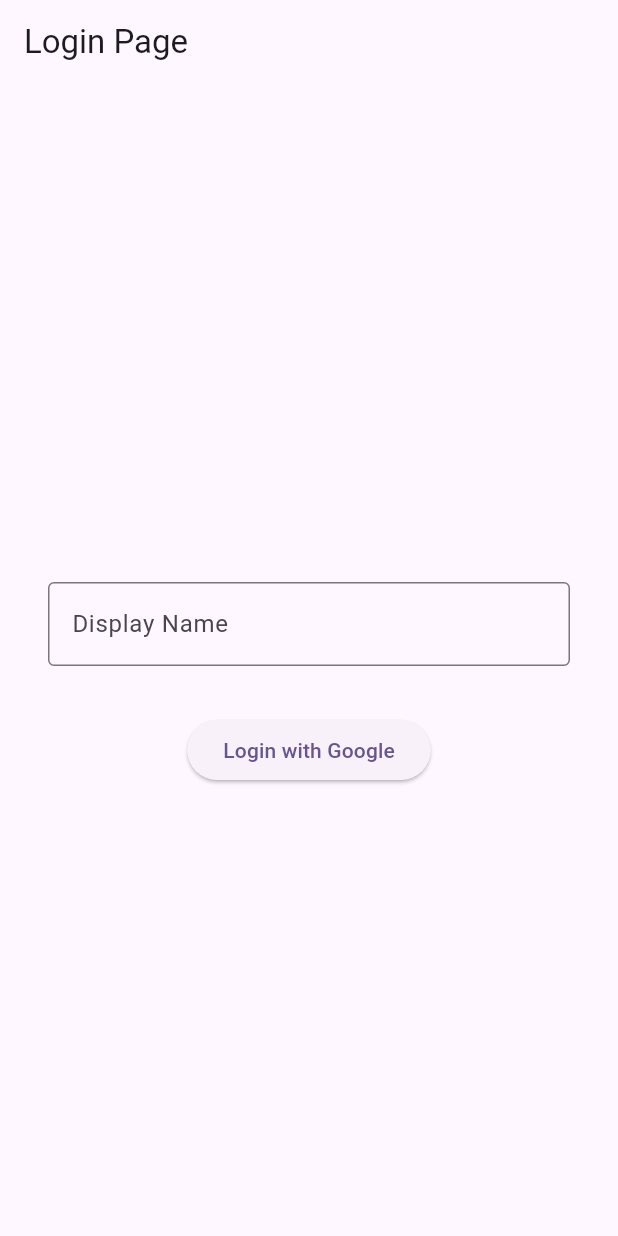
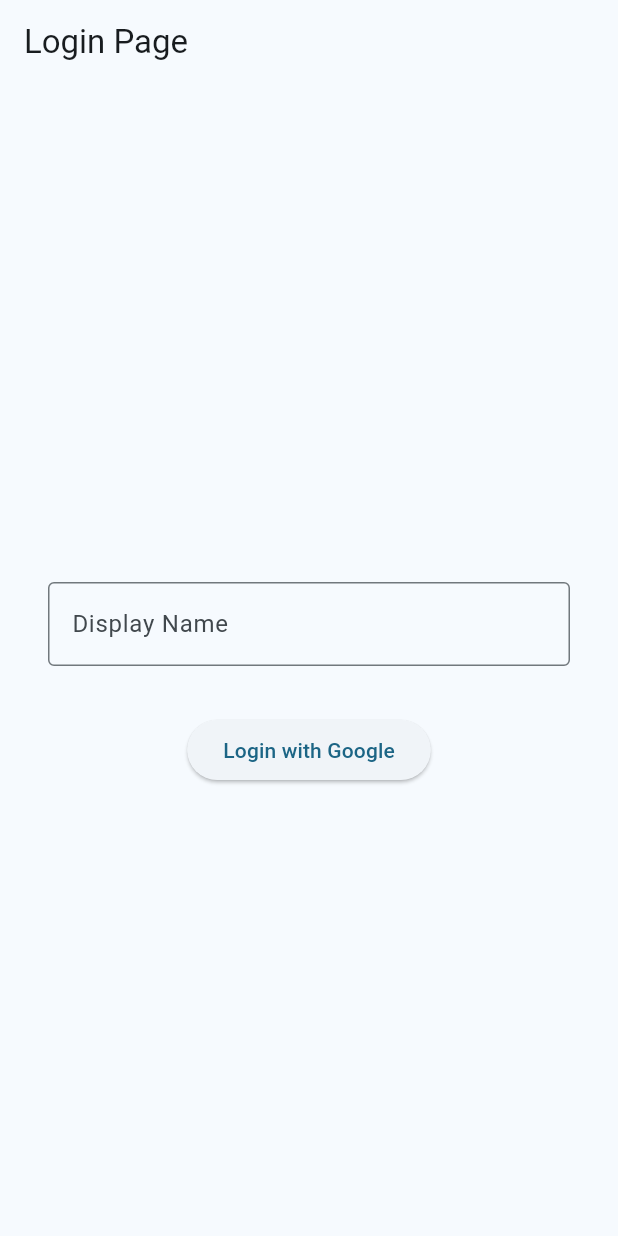
Before and after one commit to claustra01/3TapLive-flutter, a Flutter app: the screen it shows after launch, after a tap on the "account box" icon, on a phone screen of 412 x 824 dp. Run offline on Flutter 3.47's test engine with Material 2 defaults, Android fonts, the phone set to English and light mode, and no system bars; our stand-ins replace firebase_auth, firebase_core, flutter_dotenv, flutter_riverpod, google_sign_in, permission_handler; missing offline and left inert: agora_rtc_engine; accounts and stored records are empty; generated files the repository leaves out were written again; network calls fail.

Commit message:
:bulb: remove template comments

```diff
--- a/lib/main.dart
+++ b/lib/main.dart
@@ -22,28 +22,12 @@ void main() async {
 class MyApp extends StatelessWidget {
   const MyApp({super.key});
 
-  // This widget is the root of your application.
   @override
   Widget build(BuildContext context) {
     return MaterialApp(
-      title: 'Flutter Demo',
+      title: 'Application for Tyranno-Cup',
       theme: ThemeData(
-        // This is the theme of your application.
-        //
-        // TRY THIS: Try running your application with "flutter run". You'll see
-        // the application has a blue toolbar. Then, without quitting the app,
-        // try changing the seedColor in the colorScheme below to Colors.green
-        // and then invoke "hot reload" (save your changes or press the "hot
-        // reload" button in a Flutter-supported IDE, or press "r" if you used
-        // the command line to start the app).
-        //
-        // Notice that the counter didn't reset back to zero; the application
-        // state is not lost during the reload. To reset the state, use hot
-        // restart instead.
-        //
-        // This works for code too, not just values: Most code changes can be
-        // tested with just a hot reload.
-        colorScheme: ColorScheme.fromSeed(seedColor: Colors.deepPurple),
+        colorScheme: ColorScheme.fromSeed(seedColor: Colors.lightBlueAccent),
         useMaterial3: true,
       ),
       home: const HomePage(),
```
Also changed, not shown: lib/view/home.dart (+0 -42 lines).
